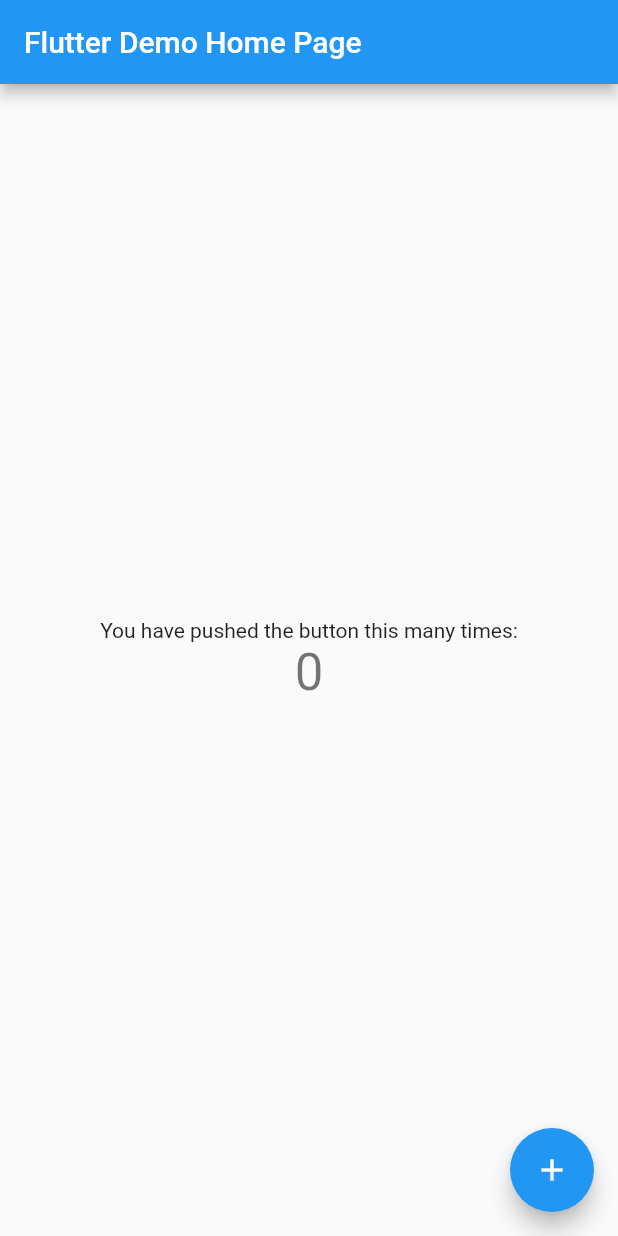
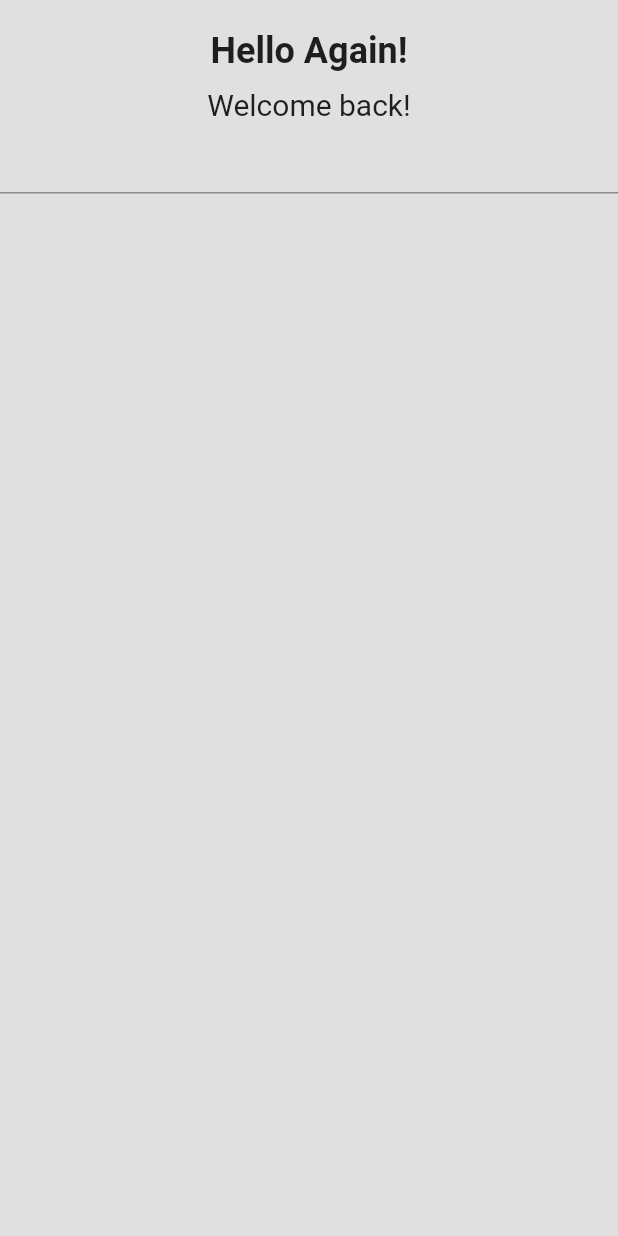
Before and after one commit to KhouryEthan/HackathonApplication, a Flutter app: the screen it shows after launch, on a phone screen of 412 x 824 dp. Run offline on Flutter 3.47's test engine with Material 2 defaults, Android fonts, the phone set to English and light mode, and no system bars.

Commit message:
Started Login Form

```diff
--- /dev/null
+++ b/lib/loginpage.dart
@@ -0,0 +1,48 @@
+// ignore_for_file: prefer_const_literals_to_create_immutables, prefer_const_constructors
+
+import 'package:flutter/material.dart';
+
+class LoginPage extends StatefulWidget {
+  const LoginPage({super.key});
+
+  @override
+  State<LoginPage> createState() => _LoginPageState();
+}
+
+class _LoginPageState extends State<LoginPage> {
+  @override
+  Widget build(BuildContext context) {
+    return Scaffold(
+        backgroundColor: Colors.grey[300],
+        body: SafeArea(
+            child: Center(
+                child: Column(
+          children: [
+            SizedBox(height: 20),
+            //Hello again
+            Text(
+              'Hello Again!',
+              style: TextStyle(
+                fontWeight: FontWeight.bold,
+                fontSize: 24,
+              ),
+            ),
+            SizedBox(height: 10),
+            Text(
+              'Welcome back!',
+              style: TextStyle(
+                fontSize: 20,
+              ),
+            ),
+
+            //Email Field
+            TextField(),
+            //password field
+
+            //sign in button
+
+            //Not member? REGISTER NOW
+          ],
+        ))));
+  }
+}
--- a/lib/main.dart
+++ b/lib/main.dart
@@ -1,115 +1,19 @@
 import 'package:flutter/material.dart';
+import 'loginpage.dart';
 
 void main() {
   runApp(const MyApp());
 }
 
 class MyApp extends StatelessWidget {
-  const MyApp({super.key});
+  const MyApp({Key? key}) : super(key: key);
 
   // This widget is the root of your application.
   @override
   Widget build(BuildContext context) {
-    return MaterialApp(
-      title: 'Flutter Demo',
-      theme: ThemeData(
-        // This is the theme of your application.
-        //
-        // Try running your application with "flutter run". You'll see the
-        // application has a blue toolbar. Then, without quitting the app, try
-        // changing the primarySwatch below to Colors.green and then invoke
-        // "hot reload" (press "r" in the console where you ran "flutter run",
-        // or simply save your changes to "hot reload" in a Flutter IDE).
-        // Notice that the counter didn't reset back to zero; the application
-        // is not restarted.
-        primarySwatch: Colors.blue,
-      ),
-      home: const MyHomePage(title: 'Flutter Demo Home Page'),
+    return const MaterialApp(
+      debugShowCheckedModeBanner: false,
+      home: LoginPage(),
     );
   }
 }
-
-class MyHomePage extends StatefulWidget {
-  const MyHomePage({super.key, required this.title});
-
-  // This widget is the home page of your application. It is stateful, meaning
-  // that it has a State object (defined below) that contains fields that affect
-  // how it looks.
-
-  // This class is the configuration for the state. It holds the values (in this
-  // case the title) provided by the parent (in this case the App widget) and
-  // used by the build method of the State. Fields in a Widget subclass are
-  // always marked "final".
-
-  final String title;
-
-  @override
-  State<MyHomePage> createState() => _MyHomePageState();
-}
-
-class _MyHomePageState extends State<MyHomePage> {
-  int _counter = 0;
-
-  void _incrementCounter() {
-    setState(() {
-      // This call to setState tells the Flutter framework that something has
-      // changed in this State, which causes it to rerun the build method below
-      // so that the display can reflect the updated values. If we changed
-      // _counter without calling setState(), then the build method would not be
-      // called again, and so nothing would appear to happen.
-      _counter++;
-    });
-  }
-
-  @override
-  Widget build(BuildContext context) {
-    // This method is rerun every time setState is called, for instance as done
-    // by the _incrementCounter method above.
-    //
-    // The Flutter framework has been optimized to make rerunning build methods
-    // fast, so that you can just rebuild anything that needs updating rather
-    // than having to individually change instances of widgets.
-    return Scaffold(
-      appBar: AppBar(
-        // Here we take the value from the MyHomePage object that was created by
-        // the App.build method, and use it to set our appbar title.
-        title: Text(widget.title),
-      ),
-      body: Center(
-        // Center is a layout widget. It takes a single child and positions it
-        // in the middle of the parent.
-        child: Column(
-          // Column is also a layout widget. It takes a list of children and
-          // arranges them vertically. By default, it sizes itself to fit its
-          // children horizontally, and tries to be as tall as its parent.
-          //
-          // Invoke "debug painting" (press "p" in the console, choose the
-          // "Toggle Debug Paint" action from the Flutter Inspector in Android
-          // Studio, or the "Toggle Debug Paint" command in Visual Studio Code)
-          // to see the wireframe for each widget.
-          //
-          // Column has various properties to control how it sizes itself and
-          // how it positions its children. Here we use mainAxisAlignment to
-          // center the children vertically; the main axis here is the vertical
-          // axis because Columns are vertical (the cross axis would be
-          // horizontal).
-          mainAxisAlignment: MainAxisAlignment.center,
-          children: <Widget>[
-            const Text(
-              'You have pushed the button this many times:',
-            ),
-            Text(
-              '$_counter',
-              style: Theme.of(context).textTheme.headline4,
-            ),
-          ],
-        ),
-      ),
-      floatingActionButton: FloatingActionButton(
-        onPressed: _incrementCounter,
-        tooltip: 'Increment',
-        child: const Icon(Icons.add),
-      ), // This trailing comma makes auto-formatting nicer for build methods.
-    );
-  }
-}
```
Also changed, not shown: assets/Nunito-VariableFont_wght.ttf (added), assets/smartlogger-logo.svg (added).
